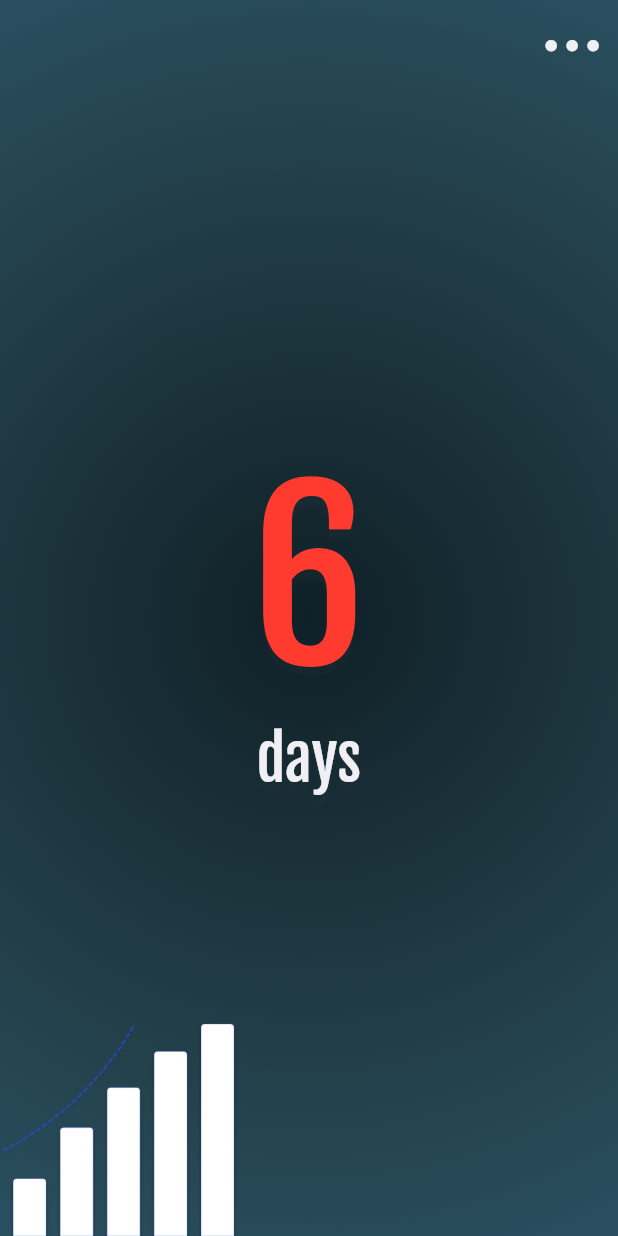
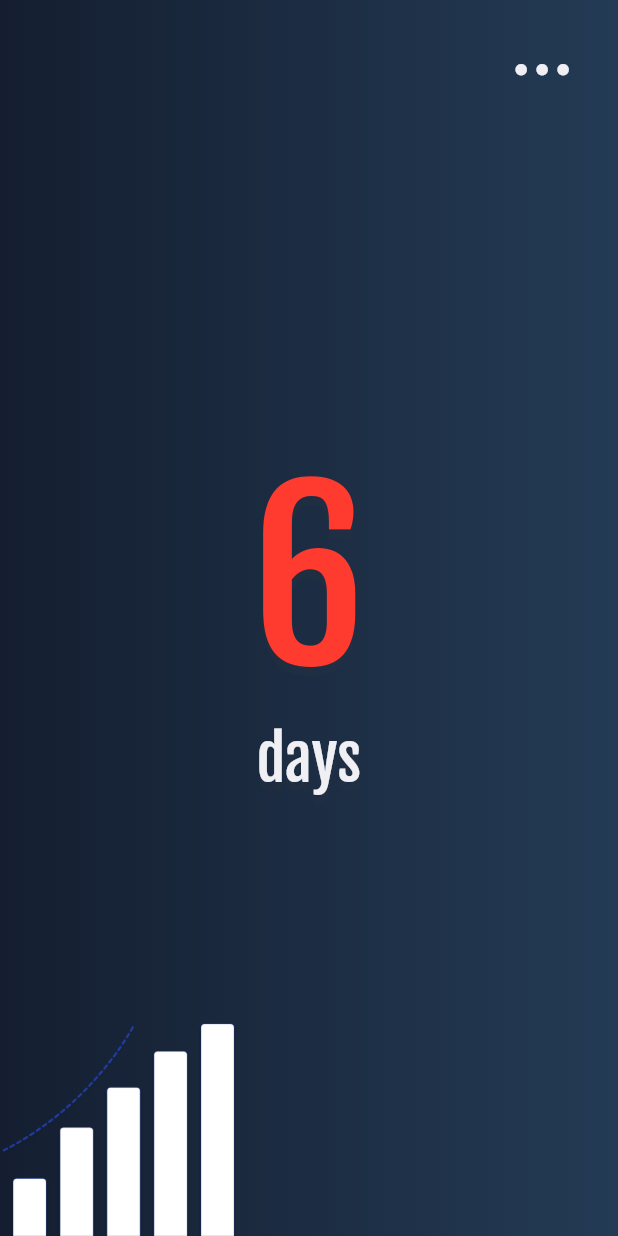
Before and after one commit to LukeyBeachBoy/progress-pal, a Flutter app: the screen it shows after launch, on a phone screen of 412 x 824 dp. Run offline on Flutter 3.47's test engine with Material 2 defaults, Android fonts, the phone set to English and light mode, and no system bars.

Commit message:
Added new habit page and connected the route navigator

```diff
--- a/lib/app.dart
+++ b/lib/app.dart
@@ -24,13 +24,11 @@ class _HomePageState extends State<HomePage> {
     return CupertinoPageScaffold(
       child: Container(
         decoration: BoxDecoration(
-          gradient: RadialGradient(
+          gradient: LinearGradient(
             colors: [
-              Color.fromARGB(255, 15, 32, 39),
-              Color.fromARGB(255, 32, 58, 67),
-              Color.fromARGB(255, 44, 83, 100),
+              Color.fromARGB(255, 20, 30, 48),
+              Color.fromARGB(255, 36, 59, 85),
             ],
-            radius: 1.2
           ),
         ),
         child: SafeArea(
@@ -40,10 +38,18 @@ class _HomePageState extends State<HomePage> {
                 right: 0,
                 child: Padding(
                   padding: const EdgeInsets.all(8.0),
-                  child: Icon(
-                    CupertinoIcons.ellipsis,
-                    color: CupertinoColors.extraLightBackgroundGray,
-                    size: 45,
+                  child: CupertinoButton(
+                    onPressed: () {
+                      Navigator.push(
+                        context,
+                        CupertinoPageRoute(builder: (context) => newHabit()),
+                      );
+                    },
+                    child: Icon(
+                      CupertinoIcons.ellipsis,
+                      color: CupertinoColors.extraLightBackgroundGray,
+                      size: 45,
+                    ),
                   ),
                 ),
               ),
@@ -80,3 +86,19 @@ class _HomePageState extends State<HomePage> {
     );
   }
 }
+
+class newHabit extends StatefulWidget {
+  @override
+  _newHabitState createState() => _newHabitState();
+}
+
+class _newHabitState extends State<newHabit> {
+  @override
+  Widget build(BuildContext context) {
+    return CupertinoPageScaffold(
+      child: Center(
+        child: Text('New habit'),
+      ),
+    );
+  }
+}
```
Also changed, not shown: 3 other files.
